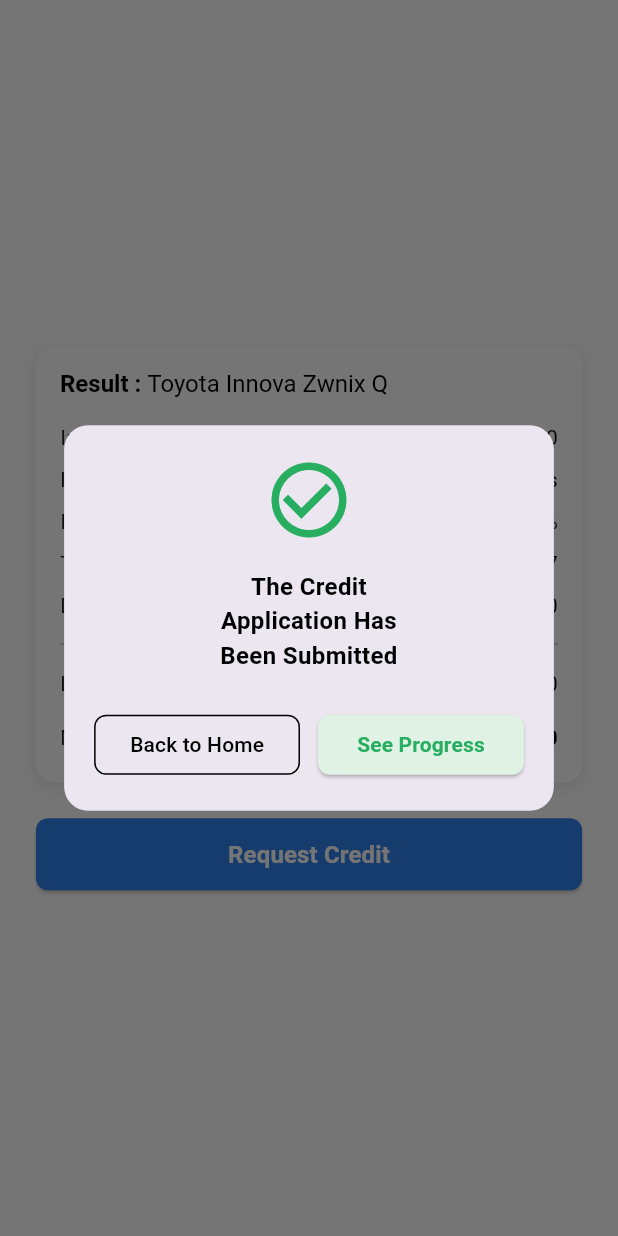
After one commit to Pradeva/flutter-kredit, a Flutter app: the RequestCreditPage screen opened directly, after a tap on "Request Credit", on a phone screen of 412 x 824 dp. The commit adds this screen. Run offline on Flutter 3.47's test engine with Material 3 defaults, Android fonts, the phone set to English and light mode, and no system bars.

Commit message:
fix register_screen #2 and add requestCreditpage

```diff
--- a/lib/register_screen.dart
+++ b/lib/register_screen.dart
@@ -16,23 +16,10 @@ class _RegisterScreenState extends State<RegisterScreen> {
   final TextEditingController phoneController = TextEditingController();
   final TextEditingController passwordController = TextEditingController();
 
-  final FocusNode phoneFocusNode = FocusNode();
-  bool isPhoneFocused = false;
-
   bool isLoading = false;
   bool isPasswordVisible = false;
   bool isEmailValid = false;
   bool isPasswordValid = false;
-
-  @override
-  void initState() {
-    super.initState();
-    phoneFocusNode.addListener(() {
-      setState(() {
-        isPhoneFocused = phoneFocusNode.hasFocus;
-      });
-    });
-  }
 
   void validateInputs() {
     setState(() {
@@ -52,17 +39,22 @@ class _RegisterScreenState extends State<RegisterScreen> {
     try {
       String rawPhone = phoneController.text.trim();
 
-      // Pastikan format +62
-      String formattedPhone = rawPhone.startsWith('+62')
-          ? rawPhone
-          : '+62${rawPhone.replaceFirst(RegExp(r'^0+'), '')}';
+      // 🔧 Format phone jadi 081xxx (remove +62/62)
+      String formattedPhone;
+      if (rawPhone.startsWith('+62')) {
+        formattedPhone = rawPhone.replaceFirst('+62', '0');
+      } else if (rawPhone.startsWith('62')) {
+        formattedPhone = rawPhone.replaceFirst('62', '0');
+      } else {
+        formattedPhone = rawPhone; // Sudah 08xxx
+      }
 
       final requestBody = {
         "email": emailController.text.trim(),
         "password": passwordController.text.trim(),
         "name": nameController.text.trim(),
+        "phone": formattedPhone,  // ✅ Dikirim sebagai 081xxx
         "role": 2,
-        "phone": formattedPhone,  // ✅ Dikirim ke backend
       };
 
       final response = await http.post(
@@ -165,15 +157,8 @@ class _RegisterScreenState extends State<RegisterScreen> {
                     const SizedBox(height: 16),
                     TextField(
                       controller: phoneController,
-                      focusNode: phoneFocusNode,
                       keyboardType: TextInputType.phone,
-                      decoration: isPhoneFocused
-                          ? customInputDecoration("").copyWith(
-                              prefixText: "+62 ",
-                              prefixStyle: const TextStyle(
-                                  color: Colors.black, fontSize: 16),
-                            )
-                          : customInputDecoration("Phone Number"),
+                      decoration: customInputDecoration("Phone Number"),
                     ),
                     const SizedBox(height: 16),
                     TextField(
--- /dev/null
+++ b/lib/requestcreditpage.dart
@@ -0,0 +1,218 @@
+import 'package:flutter/material.dart';
+
+class RequestCreditPage extends StatelessWidget {
+  const RequestCreditPage({super.key});
+
+  @override
+  Widget build(BuildContext context) {
+    // Data Dummy sesuai desain
+    final dummyData = {
+      "result": "Toyota Innova Zwnix Q",
+      "initialPrice": "320.000.000",
+      "period": "5 Years",
+      "interestRate": "2.46%",
+      "totalInterest": "2.276.117",
+      "deposit": "98.000.000",
+      "loanAmount": "120.000.000",
+      "monthlyPayment": "13.560.000"
+    };
+
+    return Scaffold(
+      backgroundColor: Colors.white,
+      body: Center(
+        child: Padding(
+          padding: const EdgeInsets.symmetric(horizontal: 24, vertical: 40),
+          child: Column(
+            mainAxisSize: MainAxisSize.min,
+            children: [
+              // Card Box
+              Container(
+                padding: const EdgeInsets.all(16),
+                decoration: BoxDecoration(
+                  color: Colors.white,
+                  borderRadius: BorderRadius.circular(12),
+                  boxShadow: [
+                    BoxShadow(
+                      color: Colors.grey.withOpacity(0.2),
+                      spreadRadius: 1,
+                      blurRadius: 8,
+                      offset: const Offset(0, 3),
+                    ),
+                  ],
+                ),
+                child: Column(
+                  crossAxisAlignment: CrossAxisAlignment.start,
+                  children: [
+                    RichText(
+                      text: TextSpan(
+                        children: [
+                          const TextSpan(
+                            text: "Result : ",
+                            style: TextStyle(
+                              fontWeight: FontWeight.bold,
+                              color: Colors.black,
+                              fontSize: 16,
+                            ),
+                          ),
+                          TextSpan(
+                            text: dummyData["result"],
+                            style: const TextStyle(
+                              color: Colors.black,
+                              fontSize: 16,
+                            ),
+                          ),
+                        ],
+                      ),
+                    ),
+                    const SizedBox(height: 12),
+                    _buildRow("Initial Price", dummyData["initialPrice"]!),
+                    _buildRow("Period", dummyData["period"]!),
+                    _buildRow("Interest Rate", dummyData["interestRate"]!),
+                    _buildRow("Total Interest", dummyData["totalInterest"]!),
+                    _buildRow("Deposit", dummyData["deposit"]!),
+                    const Divider(height: 24, thickness: 1),
+                    _buildRow("Loan Amount", dummyData["loanAmount"]!),
+                    const SizedBox(height: 8),
+                    _buildRow(
+                      "Monthly Payment",
+                      dummyData["monthlyPayment"]!,
+                      isBold: true,
+                    ),
+                  ],
+                ),
+              ),
+              const SizedBox(height: 24),
+              // Request Credit Button
+              SizedBox(
+                width: double.infinity,
+                height: 48,
+                child: ElevatedButton(
+                  onPressed: () {
+                    showSuccessDialog(context);
+                  },
+                  style: ElevatedButton.styleFrom(
+                    backgroundColor: const Color(0xFF2F80ED),
+                    shape: RoundedRectangleBorder(
+                      borderRadius: BorderRadius.circular(8),
+                    ),
+                  ),
+                  child: const Text(
+                    "Request Credit",
+                    style: TextStyle(
+                      color: Colors.white,
+                      fontWeight: FontWeight.bold,
+                      fontSize: 16,
+                    ),
+                  ),
+                ),
+              )
+            ],
+          ),
+        ),
+      ),
+    );
+  }
+
+  // Widget untuk baris teks
+  Widget _buildRow(String label, String value, {bool isBold = false}) {
+    return Padding(
+      padding: const EdgeInsets.symmetric(vertical: 4),
+      child: Row(
+        mainAxisAlignment: MainAxisAlignment.spaceBetween,
+        children: [
+          Text(
+            label,
+            style: const TextStyle(fontSize: 14, color: Colors.black87),
+          ),
+          Text(
+            value,
+            style: TextStyle(
+              fontSize: 14,
+              color: Colors.black,
+              fontWeight: isBold ? FontWeight.bold : FontWeight.normal,
+            ),
+          ),
+        ],
+      ),
+    );
+  }
+
+  // Dialog sukses
+  void showSuccessDialog(BuildContext context) {
+    showDialog(
+      context: context,
+      barrierDismissible: false,
+      builder: (BuildContext context) {
+        return AlertDialog(
+          shape:
+              RoundedRectangleBorder(borderRadius: BorderRadius.circular(16)),
+          contentPadding: const EdgeInsets.all(20),
+          content: Column(
+            mainAxisSize: MainAxisSize.min,
+            children: [
+              const Icon(Icons.check_circle_outline,
+                  color: Color(0xFF27AE60), size: 60),
+              const SizedBox(height: 16),
+              const Text(
+                "The Credit\nApplication Has\nBeen Submitted",
+                textAlign: TextAlign.center,
+                style: TextStyle(
+                  fontSize: 16,
+                  fontWeight: FontWeight.bold,
+                  color: Colors.black,
+                ),
+              ),
+              const SizedBox(height: 24),
+              Row(
+                children: [
+                  Expanded(
+                    child: OutlinedButton(
+                      onPressed: () {
+                        Navigator.pop(context); // Tutup dialog
+                        Navigator.pop(context); // Kembali ke home
+                      },
+                      style: OutlinedButton.styleFrom(
+                        side: const BorderSide(color: Colors.black),
+                        shape: RoundedRectangleBorder(
+                          borderRadius: BorderRadius.circular(8),
+                        ),
+                      ),
+                      child: const Text("Back to Home",
+                          style: TextStyle(color: Colors.black)),
+                    ),
+                  ),
+                  const SizedBox(width: 12),
+                  Expanded(
+                    child: ElevatedButton(
+                      onPressed: () {
+                        Navigator.pop(context);
+                        // TODO: Navigate ke progress
+                        ScaffoldMessenger.of(context).showSnackBar(
+                          const SnackBar(
+                              content: Text("Go to Progress Page")),
+                        );
+                      },
+                      style: ElevatedButton.styleFrom(
+                        backgroundColor: const Color(0xFFDFF2E4),
+                        shape: RoundedRectangleBorder(
+                          borderRadius: BorderRadius.circular(8),
+                        ),
+                      ),
+                      child: const Text(
+                        "See Progress",
+                        style: TextStyle(
+                          color: Color(0xFF27AE60),
+                          fontWeight: FontWeight.bold,
+                        ),
+                      ),
+                    ),
+                  ),
+                ],
+              )
+            ],
+          ),
+        );
+      },
+    );
+  }
+}
```
